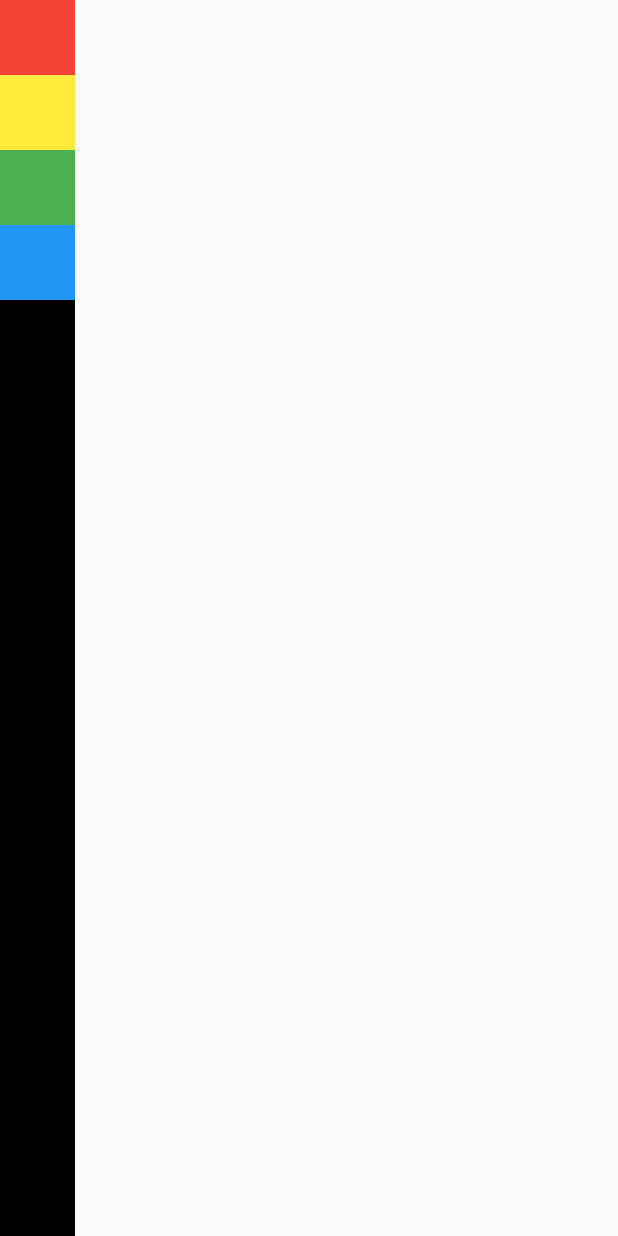
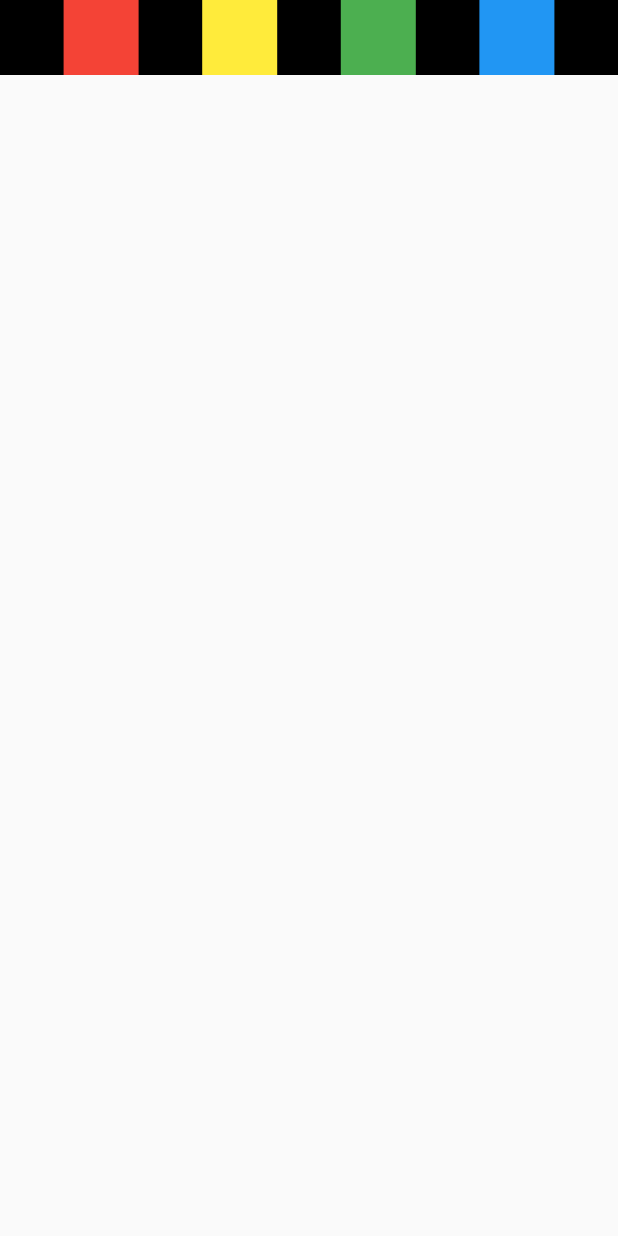
Before and after one commit to JihooDev/flutter, a Flutter app: the screen it shows after launch, on a phone screen of 412 x 824 dp. Run offline on Flutter 3.47's test engine with Material 2 defaults, Android fonts, the phone set to English and light mode, and no system bars.

Commit message:
feat: mainAxisAlignment === flex

```diff
--- a/lib/screen/home_screen.dart
+++ b/lib/screen/home_screen.dart
@@ -11,11 +11,17 @@ class HomeScreen extends StatelessWidget {
   Widget build(BuildContext context) {
     return Scaffold(
       body: SafeArea(
-        bottom: false, // 밑의 간격을 없앨 것 인지
-        top: false, // 위의 간격을 없앨 것 인지
         child: Container(
           color: Colors.black,
-          child: Column(
+          child: Row(
+            // MainAxisAlignment
+            // start - 시작
+            // end - 끝
+            // center - 가운데
+            // spaceBetween = 위젯과 위젯의 사이가 동일하게 배치됨
+            // spaceEvenly = 위젯을 동일한 간격으로 유지하지만 양쪽 끝에 여백을 생성한 채로 배치
+            // spaceAround = spaceEvenly와 동일하지만 양쪽 끝 간격은 1/2
+            mainAxisAlignment: MainAxisAlignment.spaceEvenly,
             children: [
               Container(
                 width: 50,
```
